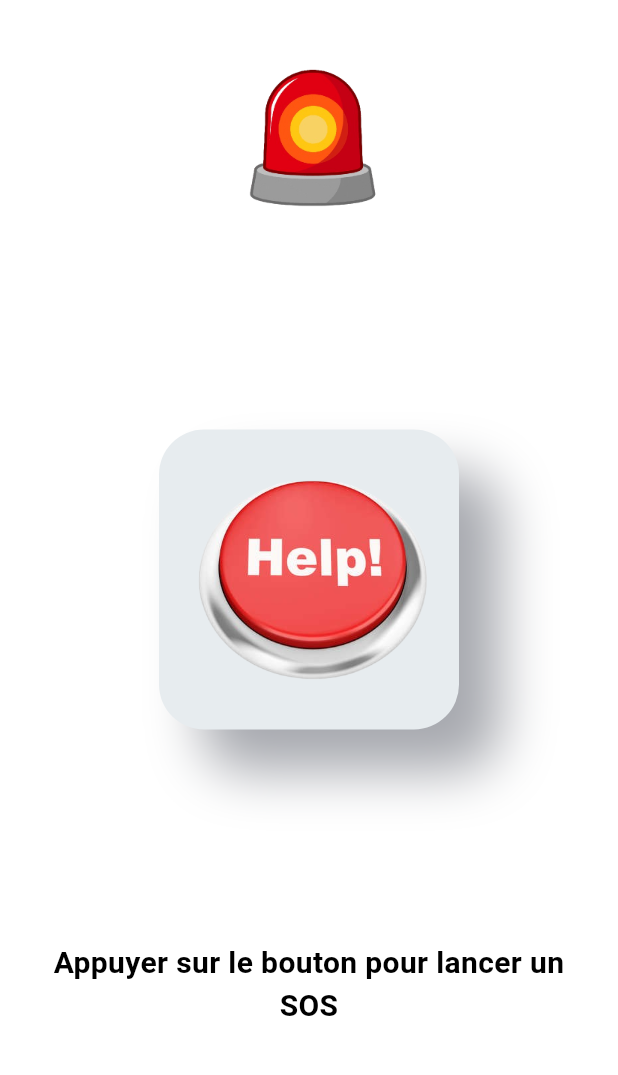
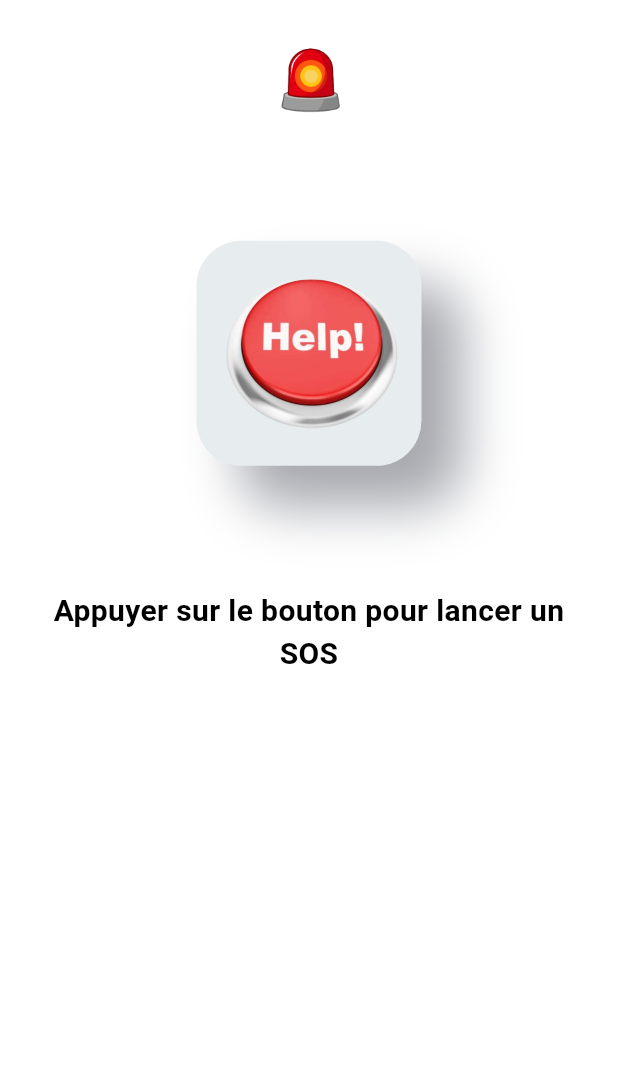
Before and after one commit to hkatoze/vbs-sos, a Flutter app: the EmployeePage screen opened directly with empty values, on a phone screen of 412 x 824 dp, the part 84-1159 px from its top. Run offline on Flutter 3.47's test engine with Material 3 defaults, Android fonts, the light colour scheme and no system bars; our stand-ins replace accordion, cloud_firestore, firebase_core, firebase_messaging, flutter_inset_box_shadow, flutter_map and 9 more; missing offline and left inert: circular_bottom_navigation, flutter_phone_direct_caller, restart_app; accounts and stored records are empty.

Commit message:
responsive

```diff
--- a/lib/pages/employeePage.dart
+++ b/lib/pages/employeePage.dart
@@ -107,6 +107,7 @@ class _EmployeePageState extends State<EmployeePage> {
   Widget build(BuildContext context) {
     Offset distance = isPressed ? const Offset(10, 10) : const Offset(28, 28);
     double blur = isPressed ? 5.0 : 30.0;
+
     return Scaffold(
         key: _scaffoldKey,
         backgroundColor: kWhite,
@@ -114,16 +115,24 @@ class _EmployeePageState extends State<EmployeePage> {
         drawer: MyDrawer(
           employee: widget.employee!,
         ),
-      body: Column(crossAxisAlignment: CrossAxisAlignment.center, children: [
+        body: SingleChildScrollView(
+            physics: const BouncingScrollPhysics(),
+            child: SizedBox(
+              height: kHeight(context) * 0.92,
+              child: Column(
+                  crossAxisAlignment: CrossAxisAlignment.center,
+                  children: [
                     const SizedBox(
                       height: 20,
                     ),
                     Image.asset(
                       "assets/images/Alert.${sirene ? "gif" : "png"}",
-          scale: sirene ? 6.4 : 4,
+                      scale: sirene ? 13.9 : 8.6,
                     ),
-        Expanded(
-          child: Center(
+                    SizedBox(
+                      height: kHeight(context) * 0.1,
+                    ),
+                    Center(
                       child: Listener(
                         onPointerUp: (_) => setState(() {
                           //isPressed = false;
@@ -155,7 +164,8 @@ class _EmployeePageState extends State<EmployeePage> {
                                   controller: messageController,
                                   maxLines: 8, //or null
                                   decoration: const InputDecoration.collapsed(
-                            hintText: "Ecrivez un message ici (facultatif)"),
+                                      hintText:
+                                          "Ecrivez un message ici (facultatif)"),
                                 ),
                               )),
                             ),
@@ -191,13 +201,15 @@ class _EmployeePageState extends State<EmployeePage> {
                                     inset: isPressed)
                               ]),
                           child: SizedBox(
-                  height: 200,
-                  width: 200,
+                            height: 150,
+                            width: 150,
                             child: Image.asset("assets/images/alert_btn.png"),
                           ),
                         ),
                       ),
                     ),
+                    SizedBox(
+                      height: kHeight(context) * 0.1,
                     ),
                     const Padding(
                       padding: EdgeInsets.symmetric(horizontal: 25),
@@ -205,13 +217,15 @@ class _EmployeePageState extends State<EmployeePage> {
                         "Appuyer sur le bouton pour lancer un SOS",
                         textAlign: TextAlign.center,
                         style: TextStyle(
-                color: Colors.black, fontSize: 20, fontWeight: FontWeight.bold),
+                            color: Colors.black,
+                            fontSize: 20,
+                            fontWeight: FontWeight.bold),
                       ),
                     ),
                     SizedBox(
                       height: kHeight(context) * 0.1,
                     )
                   ]),
-    );
+            )));
   }
 }
--- a/lib/pages/pageManager.dart
+++ b/lib/pages/pageManager.dart
@@ -36,12 +36,6 @@ class _PageManagerState extends State<PageManager> {
   void initState() {
     super.initState();
     _navigationController = CircularBottomNavigationController(selectedPos);
-    checkPermission();
-  }
-
-  void checkPermission() async {
-    await Geolocator.checkPermission();
-    await Geolocator.requestPermission();
   }
 
   @override
```
Also changed, not shown: lib/functions.dart (+1 -8 lines), lib/pages/loginPage.dart (+8 -1 lines), 2 other files. Lines whose indentation alone changed are shown as unchanged.
